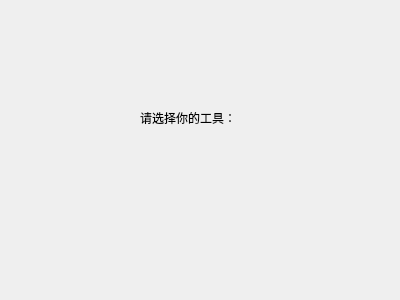
Old version of the form project/prop.ui in the repository aaaMsLIUfruit/RunningDino.
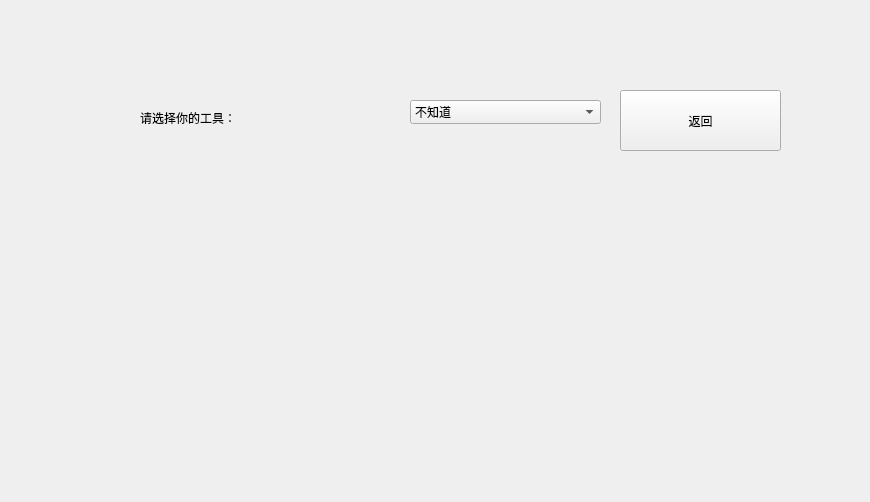
New version of the form.

What changed in the file:
```diff
--- a/project/prop.ui
+++ b/project/prop.ui
@@ -6,8 +6,8 @@
    <rect>
     <x>0</x>
     <y>0</y>
-    <width>400</width>
-    <height>300</height>
+    <width>870</width>
+    <height>502</height>
    </rect>
   </property>
   <property name="windowTitle">
@@ -26,6 +26,34 @@
     <string>请选择你的工具：</string>
    </property>
   </widget>
+  <widget class="QPushButton" name="returnButton">
+   <property name="geometry">
+    <rect>
+     <x>620</x>
+     <y>90</y>
+     <width>161</width>
+     <height>61</height>
+    </rect>
+   </property>
+   <property name="text">
+    <string>返回</string>
+   </property>
+  </widget>
+  <widget class="QComboBox" name="comboBox">
+   <property name="geometry">
+    <rect>
+     <x>410</x>
+     <y>100</y>
+     <width>191</width>
+     <height>24</height>
+    </rect>
+   </property>
+   <item>
+    <property name="text">
+     <string>不知道</string>
+    </property>
+   </item>
+  </widget>
  </widget>
  <resources/>
  <connections/>
```
